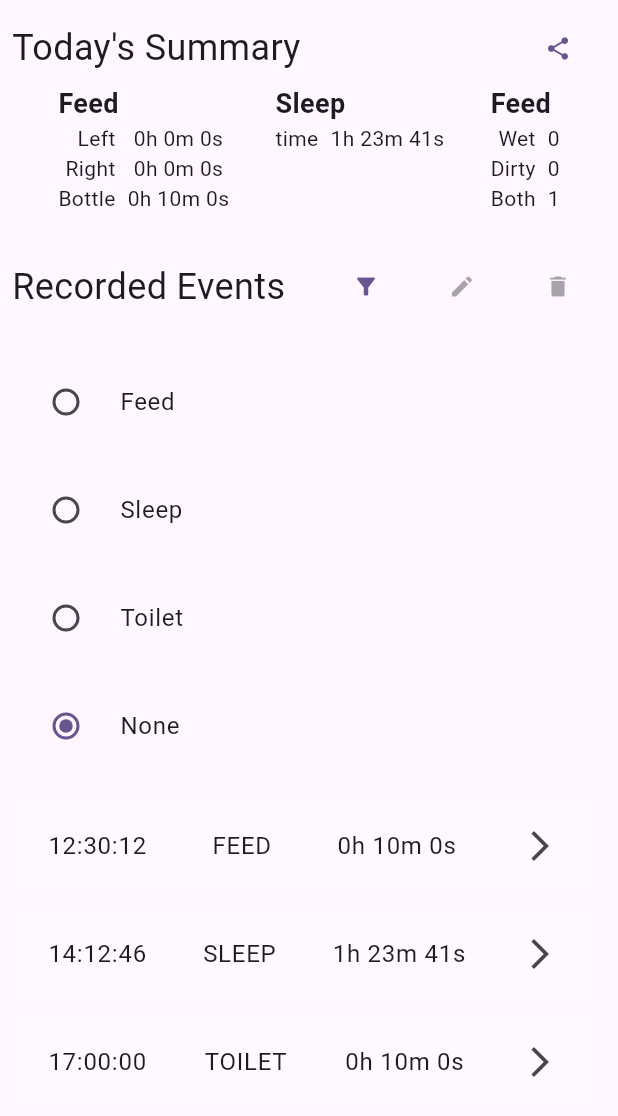
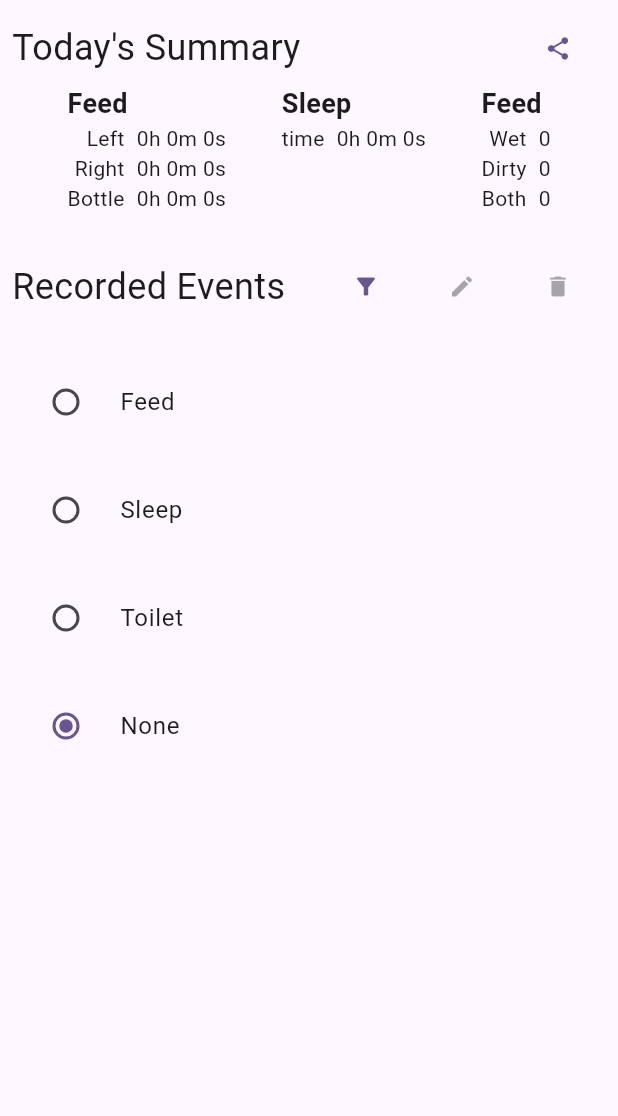
Before and after one commit to Andrew-Ludeke/assignment_4, a Flutter app: the Daily widget shown alone on an empty page, opened directly with empty values, after a tap on the "filter alt" icon, on a phone screen of 412 x 824 dp. Shown: the top 1116 px of the screen. Run offline on Flutter 3.47's test engine with Material 2 defaults, Android fonts, the phone set to English and light mode, and no system bars; our stand-ins replace cloud_firestore, firebase_core, image_picker, share_plus; accounts and stored records are empty.

Commit message:
added firestore support. added saving/editing feed and sleep events.  connected event list to database.

```diff
--- a/lib/enum/EventType.dart
+++ b/lib/enum/EventType.dart
@@ -1,6 +1,13 @@
 enum EventType
 {
-  FEED,
-  SLEEP,
-  TOILET
+  FEED(description: "Feed"),
+  SLEEP(description: "Sleep"),
+  TOILET(description: "Toilet");
+
+  final String description;
+
+  const EventType({required this.description});
+
+  static EventType? fromJson(String? json) => json == null ? null : values.byName(json);
+  String toJson() => name;
 }
--- a/lib/enum/FeedType.dart
+++ b/lib/enum/FeedType.dart
@@ -1,10 +1,13 @@
 enum FeedType
 {
-  LEFT(name: "Left"),
-  RIGHT(name: "Right"),
-  BOTTLE(name: "Bottle");
+  LEFT(description: "Left"),
+  RIGHT(description: "Right"),
+  BOTTLE(description: "Bottle");
 
-  final String name;
+  final String description;
 
-  const FeedType({required this.name});
+  const FeedType({required this.description});
+
+  static FeedType? fromJson(String? json) => json == null ? null : values.byName(json);
+  String toJson() => name;
 }
--- a/lib/enum/ToiletContents.dart
+++ b/lib/enum/ToiletContents.dart
@@ -1,11 +1,14 @@
 enum ToiletContents
 {
-  EMPTY(name: 'Empty'),
-  WET(name: 'Wet'),
-  DIRTY(name: 'Dirty'),
-  WET_AND_DIRTY(name: 'Wet+Dirty');
+  EMPTY(description: 'Empty'),
+  WET(description: 'Wet'),
+  DIRTY(description: 'Dirty'),
+  WET_AND_DIRTY(description: 'Wet+Dirty');
 
-  const ToiletContents({required this.name});
+  const ToiletContents({required this.description});
 
-  final String name;
+  final String description;
+
+  static ToiletContents? fromJson(String? json) => json == null ? null : values.byName(json);
+  String toJson() => name;
 }
--- a/lib/model/Event.dart
+++ b/lib/model/Event.dart
@@ -1,6 +1,7 @@
 import 'package:assignment_4/enum/EventType.dart';
 import 'package:assignment_4/enum/FeedType.dart';
 import 'package:assignment_4/enum/ToiletContents.dart';
+import 'package:cloud_firestore/cloud_firestore.dart';
 
 class Event
 {
@@ -37,6 +38,27 @@ class Event
     this.imgUri
   });
 
+  Event.fromJson(Map<String, dynamic> json):
+        id = json['id'],
+        type = EventType.fromJson(json['type']),
+        time = json['time'] == null ? null : DateTime.parse(json['time'].toDate().toString()),
+        notes = json['notes'],
+        duration = json['duration'],
+        feedType = FeedType.fromJson(json['feedType']),
+        toiletContents = ToiletContents.fromJson(json['toiletContents']),
+        imgUri = json['imgUri'];
+
+  Map<String, dynamic> toJson() => {
+    'id': id,
+    'type': type?.toJson(),
+    'time': time == null ? null : Timestamp.fromDate(time!),
+    'notes': notes,
+    'duration': duration,
+    'feedType': feedType?.toJson(),
+    'toiletContents': toiletContents?.toJson(),
+    'imgUri': imgUri,
+  };
+
   @override
   String toString() {
     return '''
--- a/lib/model/TimelineModel.dart
+++ b/lib/model/TimelineModel.dart
@@ -2,6 +2,7 @@ import 'package:assignment_4/enum/EventType.dart';
 import 'package:assignment_4/enum/FeedType.dart';
 import 'package:assignment_4/enum/ToiletContents.dart';
 import 'package:assignment_4/model/Event.dart';
+import 'package:assignment_4/repository/event_repository.dart';
 import 'package:flutter/material.dart';
 
 class TimelineModel extends ChangeNotifier {
@@ -10,9 +11,12 @@ class TimelineModel extends ChangeNotifier {
   late List<Event> _events;
   EventType? _filter;
   late List<EventListItem> _eventList;
+  final EventRepository _eventRepo = EventRepository();
 
   TimelineModel({required DateTime today}) : _today = today {
-    _events = <Event>[
+    _events = <Event>[];
+    _eventList = <EventListItem>[];
+    /*
       Event(
         type: EventType.FEED,
         time: DateTime(2023, 6, 7, 12, 30, 12),
@@ -31,7 +35,14 @@ class TimelineModel extends ChangeNotifier {
         toiletContents: ToiletContents.WET_AND_DIRTY,
       ),
     ];
-    _eventList = _events.map((e) => EventListItem(event: e, isSelected: false)).toList();
+    */
+    getEventList().then(
+        (_) {
+          print(_eventList);
+          eventList = _events.map((e) => EventListItem(event: e, isSelected: false)).toList();
+          //notifyListeners();
+        }
+    );
   }
 
   int _totalFeedDuration(FeedType type) => _events
@@ -57,6 +68,10 @@ class TimelineModel extends ChangeNotifier {
   List<EventListItem> get eventList => _eventList
       .where((item) => _filter == null ? true : item.event.type == _filter)
       .toList();
+  set eventList(value) {
+    _eventList = value;
+    notifyListeners();
+  }
   /*
   List<Event> get eventList => _events
       .where((element) => _filter == null ? true : element.type == _filter)
@@ -99,11 +114,23 @@ class TimelineModel extends ChangeNotifier {
       if (!_events.remove(event)) continue;
       deleteEvent(event);
     }
+    notifyListeners();
   }
 
   bool deleteEvent(Event event) {
     return false;
   }
+
+  Future<void> getEventList() async {
+    _events = await _eventRepo.getForDay(_today);
+    notifyListeners();
+  }
+
+  /*
+  Future<void> saveEvent(Event event) async {
+    return await _eventRepo.persist(event);
+  }
+  */
 }
 
 class EventListItem {
--- /dev/null
+++ b/lib/repository/event_repository.dart
@@ -0,0 +1,42 @@
+import 'package:assignment_4/model/Event.dart';
+import 'package:cloud_firestore/cloud_firestore.dart';
+
+class EventRepository {
+  static final EventRepository _singleton = EventRepository._();
+
+  EventRepository._() {
+    db = FirebaseFirestore.instance;
+    collection = db.collection('events');
+  }
+
+  factory EventRepository() {
+    return _singleton;
+  }
+
+  late final FirebaseFirestore db;
+  late final CollectionReference collection;
+
+  Future<List<Event>> getForDay(DateTime today) async {
+    DateTime tomorrow = DateTime(today.year, today.month, today.day + 1);
+
+    QuerySnapshot snapshot = await collection
+        .where('time', isGreaterThanOrEqualTo: today)
+        .where('time', isLessThan: tomorrow)
+        .get();
+
+    List<Event> events = <Event>[];
+
+    for (QueryDocumentSnapshot doc in snapshot.docs) {
+      Event event = Event.fromJson(doc.data() as Map<String, dynamic>);
+      events.add(event);
+    }
+
+    return events;
+  }
+
+  Future<void> persist(Event event) async {
+    DocumentReference docRef = collection.doc(event.id);
+    event.id = docRef.id;
+    return await docRef.set(event.toJson());
+  }
+}
--- a/lib/timeline/Daily.dart
+++ b/lib/timeline/Daily.dart
@@ -31,9 +31,7 @@ class _DailyState extends State<Daily> {
 
   @override
   Widget build(BuildContext context) {
-    return ChangeNotifierProvider<TimelineModel>(
-      create: (context) => TimelineModel(today: widget.today),
-      child: Padding(
+    return Padding(
       padding: const EdgeInsets.all(8.0),
       child: Column(
         children: [
@@ -186,7 +184,6 @@ class _DailyState extends State<Daily> {
           ),
         ],
       ),
-      )
     );
   }
 
@@ -196,8 +193,10 @@ class _DailyState extends State<Daily> {
 
     return Padding(
       padding: const EdgeInsets.all(8.0),
+      child: Card(
+        color: item.isSelected? const Color(0xffd3bbff): Colors.white,
         child: ListTile(
-        tileColor: item.isSelected? Colors.black12 : Colors.white12,
+          tileColor: Colors.transparent,
           onTap: () {
             if (model.selected == 0) {
 
@@ -235,6 +234,7 @@ class _DailyState extends State<Daily> {
               Text(formatInt(event.duration) ?? ''),
               const Icon(Icons.arrow_forward_ios),
             ],
+          ),
         ),
       ),
     );
--- a/pubspec.yaml
+++ b/pubspec.yaml
@@ -35,6 +35,9 @@ dependencies:
   intl:
   image_picker:
   share_plus:
+  firebase_core:
+  cloud_firestore:
+  firebase_storage:
 
   # The following adds the Cupertino Icons font to your application.
   # Use with the CupertinoIcons class for iOS style icons.
```
Also changed, not shown: lib/edit/EditFeed.dart (+1 -8 lines), lib/edit/EditSleep.dart (+1 -8 lines), lib/edit/EditToilet.dart (+2 -12 lines), lib/home/Home.dart (+7 -3 lines), lib/main.dart (+9 -2 lines), lib/model/EditModel.dart (+5 -2 lines), lib/timeline/Timeline.dart (+11 -3 lines), lib/firebase_options.dart (added), pubspec.lock, 4 other files. Lines whose indentation alone changed are shown as unchanged.
